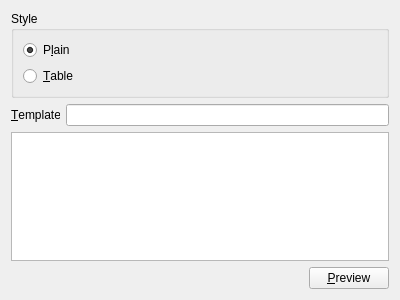
Above: plugins/exp-plaintext/plaintextexportwidget.ui from martin-kudlicka/vocabulary-master before the change. Below: the same form after it.
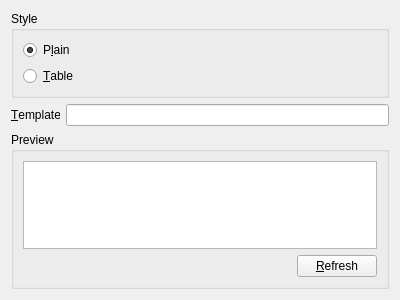
That is the form after the change.

Diff of the .ui file:
```diff
--- a/plugins/exp-plaintext/plaintextexportwidget.ui
+++ b/plugins/exp-plaintext/plaintextexportwidget.ui
@@ -65,6 +65,12 @@
         </layout>
        </item>
        <item>
+        <widget class="QGroupBox" name="groupBox_2">
+         <property name="title">
+          <string>Preview</string>
+         </property>
+         <layout class="QVBoxLayout" name="verticalLayout_4">
+          <item>
         <widget class="QPlainTextEdit" name="qptePlainPreview">
          <property name="readOnly">
           <bool>true</bool>
@@ -89,11 +95,14 @@
          <item>
           <widget class="QPushButton" name="qpbPlainPreview">
            <property name="text">
-            <string>&amp;Preview</string>
+               <string>&amp;Refresh</string>
            </property>
           </widget>
          </item>
         </layout>
+          </item>
+         </layout>
+        </widget>
        </item>
       </layout>
      </widget>
```
Left out of the diff: 2 changed lines with no effect on the pictures. Lines whose indentation alone changed are shown as unchanged.
